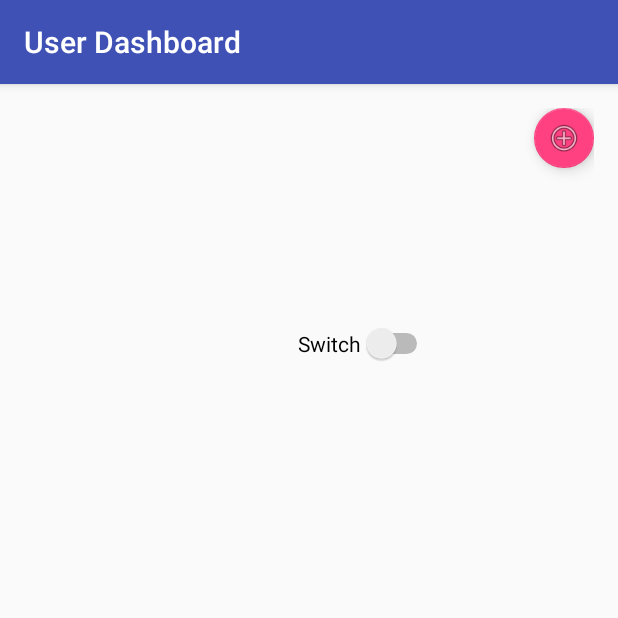
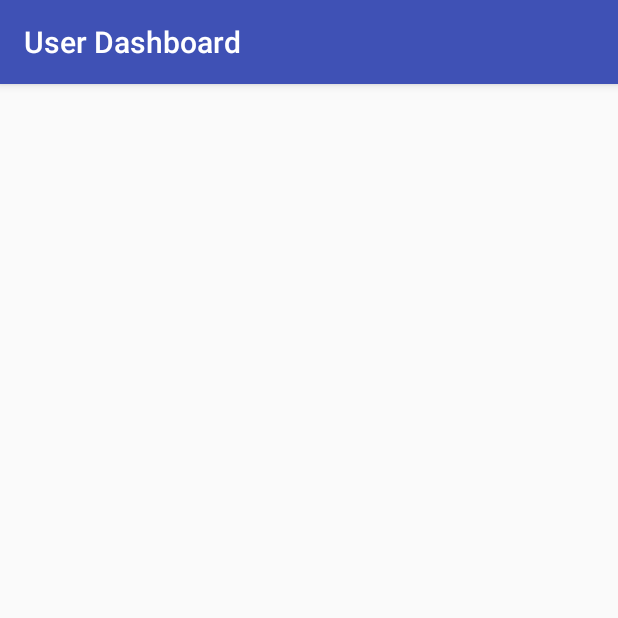
Before and after one commit to the-sa/UTDTeamHUBs, an Android app: the MainActivity screen opened directly, with no data from a screen before it, on a phone screen of 412 x 824 dp, the top half of it. Run offline under Robolectric (Android 15) with nearby library versions, the phone set to English and light mode, and no system bars; network calls fail.

Commit message:
Changed main activity xml

```diff
--- a/app/src/main/res/layout/activity_main.xml
+++ b/app/src/main/res/layout/activity_main.xml
@@ -11,24 +11,4 @@
     android:paddingTop="@dimen/activity_vertical_margin"
     tools:context="com.teamhub.utd.hub.MainActivity">
 
-
-    <android.support.design.widget.FloatingActionButton
-        android:layout_width="wrap_content"
-        android:layout_height="wrap_content"
-        android:clickable="true"
-        app:fabSize="mini"
-        app:srcCompat="@android:drawable/ic_menu_add"
-        android:layout_alignParentTop="true"
-        android:layout_alignParentEnd="true"
-        android:id="@+id/floatingActionButton2" />
-
-    <Switch
-        android:id="@+id/pairswitch"
-        android:layout_width="wrap_content"
-        android:layout_height="wrap_content"
-        android:layout_below="@+id/floatingActionButton2"
-        android:layout_marginEnd="67dp"
-        android:layout_marginTop="103dp"
-        android:layout_toStartOf="@+id/floatingActionButton2"
-        android:text="Switch" />
 </RelativeLayout>
```
